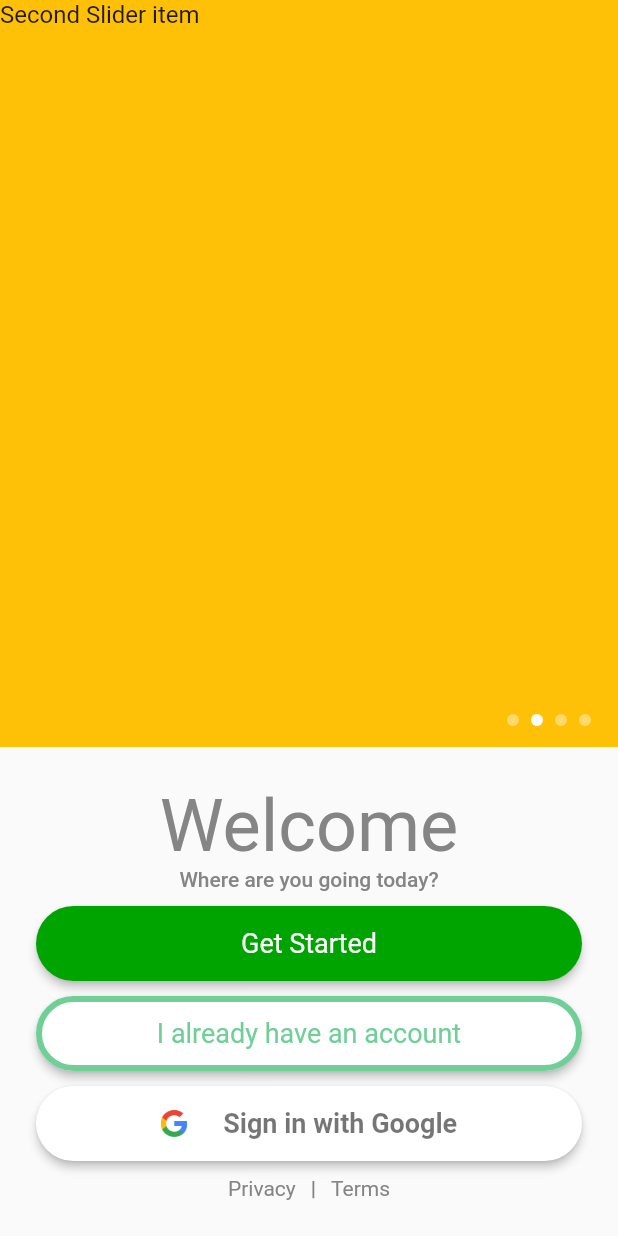
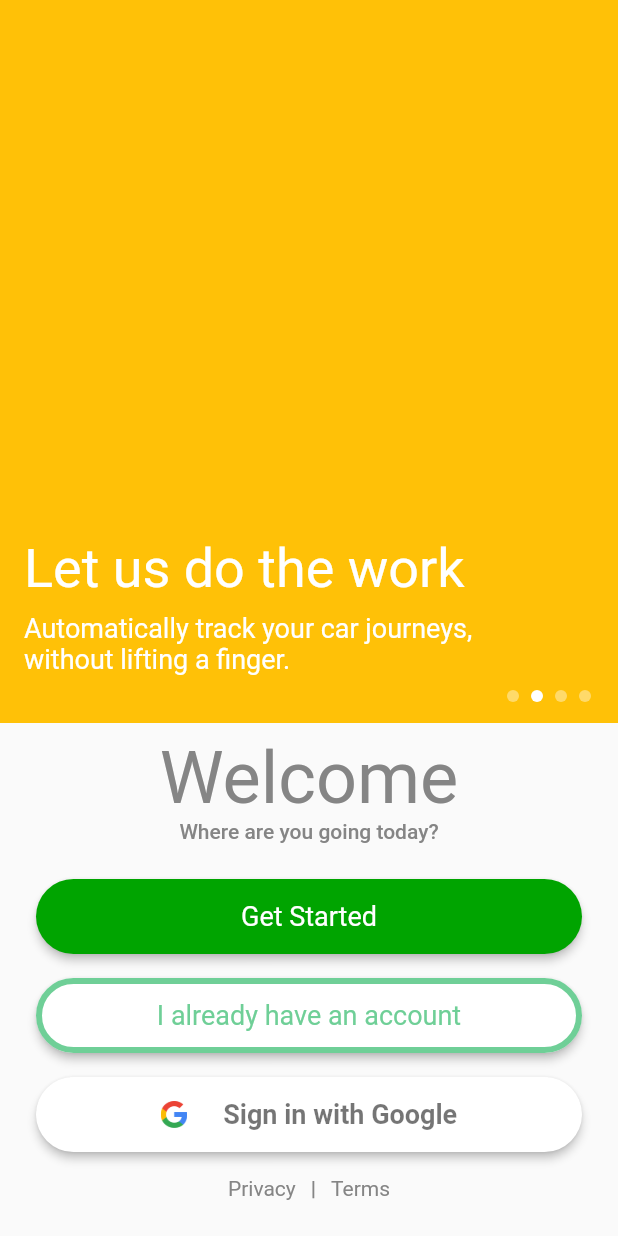
Before and after one commit to MitchFeaver/Commute2.0, a Flutter app: the screen it shows after launch, swiped to page 2, on a phone screen of 412 x 824 dp. Run offline on Flutter 3.47's test engine with Material 2 defaults, Android fonts, the phone set to English and light mode, and no system bars; drawn by our look-alikes of carousel_slider; generated files the repository leaves out were written again.

Commit message:
feat: Adding spacing values, updating slider content

```diff
--- a/commute/lib/l10n/app_en.arb
+++ b/commute/lib/l10n/app_en.arb
@@ -1,12 +1,18 @@
 {
+  "automaticallyTrackCarJourneys_Description": "Automatically track your car journeys, without lifting a finger.",
   "getStarted": "Get Started",
   "@getStarted": {
     "description": "An invitation to start an app process"
   },
   "iAlreadyHaveAnAccount": "I already have an account",
+  "letUsDoTheWork": "Let us do the work",
+  "offsetYourCarbonEmissions": "Offset your carbon emissions",
   "privacy": "Privacy",
   "terms": "Terms",
   "signInWithGoogle": "Sign in with Google",
+  "splitYourJourneyCosts": "Split your journey costs",
+  "trackAndSettleBalances_Description": "Track and settle balances in app, never discuss who owes who again.",
+  "travelCarbonNeutral_Description": "Travel carbon neutral by offsetting your emissions as you drive.",
   "welcome": "Welcome",
   "whereAreYouGoingToday_QuestionMark": "Where are you going today?"
 }
--- a/commute/lib/theme/components/custom_all.dart
+++ b/commute/lib/theme/components/custom_all.dart
@@ -1 +1,2 @@
 export 'custom_buttons.dart';
+export 'custom_spacing.dart';
--- /dev/null
+++ b/commute/lib/theme/components/custom_spacing.dart
@@ -0,0 +1,9 @@
+class CustomSpacing {
+  static const double spacing_16 = 16;
+  static const double spacing_8 = 8;
+  static const double spacing_4 = 4;
+  static const double spacing_32 = 32;
+  static const double spacing_24 = 24;
+  static const double spacing_64 = 64;
+  static const double spacing_128 = 128;
+}
--- a/commute/lib/views/authentication/welcome_page.dart
+++ b/commute/lib/views/authentication/welcome_page.dart
@@ -1,7 +1,9 @@
 import 'package:carousel_slider/carousel_slider.dart';
 import 'package:commute/components/components.dart';
+import 'package:commute/theme/components/custom_all.dart';
 import 'package:commute/theme/custom_colors.dart';
 import 'package:commute/views/main/main_page.dart';
+import 'package:flutter/cupertino.dart';
 import 'package:flutter/material.dart';
 import 'package:flutter_gen/gen_l10n/app_localizations.dart';
 
@@ -18,12 +20,6 @@ class _WelcomePageState extends State<WelcomePage> {
     side: BorderSide.none,
   );
 
-  final List<String> _carouselItems = [
-    "First Slider item",
-    "Second Slider item",
-    "Third slider item",
-    "Fourth Slider item"
-  ];
   int _currentCarouselIndex = 0;
   final ButtonStyle _privacyTermsTextButtonStyle = TextButton.styleFrom(
       backgroundColor: Colors.transparent,
@@ -35,6 +31,57 @@ class _WelcomePageState extends State<WelcomePage> {
       side: BorderSide.none,
       tapTargetSize: MaterialTapTargetSize.shrinkWrap,
       textStyle: TextStyle(color: CustomColors.defaultTextColor));
+
+  List<Widget> _getCarouselItems(context) => [
+    Container(
+      child: Image(
+        image: AssetImage("assets/images/commute_logo_full_white.png"),
+        height: 18.0,
+      ),
+      margin: EdgeInsets.only(left: CustomSpacing.spacing_32, right: CustomSpacing.spacing_32),
+    ),
+        _generateCarouselItem(
+            AppLocalizations.of(context).letUsDoTheWork,
+            AppLocalizations.of(context)
+                .automaticallyTrackCarJourneys_Description),
+        _generateCarouselItem(
+            AppLocalizations.of(context).splitYourJourneyCosts,
+            AppLocalizations.of(context).trackAndSettleBalances_Description),
+        _generateCarouselItem(
+            AppLocalizations.of(context).offsetYourCarbonEmissions,
+            AppLocalizations.of(context).travelCarbonNeutral_Description),
+      ];
+
+  Widget _generateCarouselItem(String title, String description) => Container(
+        child: Column(
+          children: [
+            Text(
+              title,
+              style: Theme.of(context).textTheme.headline2.copyWith(
+                    color: Colors.white,
+                fontSize: 36,
+
+                  ),
+            ),
+            SizedBox(height: CustomSpacing.spacing_8),
+            Container(
+              child: Text(description,
+                  style: TextStyle(
+                    color: Colors.white,
+                    fontSize: 18,
+                  )),
+              margin: EdgeInsets.only(right: CustomSpacing.spacing_64),
+            ),
+          ],
+          crossAxisAlignment: CrossAxisAlignment.start,
+          mainAxisAlignment: MainAxisAlignment.end,
+        ),
+        margin: EdgeInsets.fromLTRB(
+            CustomSpacing.spacing_16,
+            CustomSpacing.spacing_16,
+            CustomSpacing.spacing_16,
+            CustomSpacing.spacing_32),
+      );
 
   void _onButtonPressed() {
     Navigator.pushReplacement(
@@ -53,20 +100,19 @@ class _WelcomePageState extends State<WelcomePage> {
             child: Stack(
               children: [
                 CarouselSlider(
-                    items: _carouselItems.map((i) {
+                    items: _getCarouselItems(context).map((item) {
                       return Builder(
                         builder: (BuildContext context) {
                           return Container(
                               width: double.infinity,
                               decoration: BoxDecoration(color: Colors.amber),
-                              child: Text(
-                                '$i',
-                                style: TextStyle(fontSize: 16.0),
-                              ));
+                              child: item);
                         },
                       );
                     }).toList(),
                     options: CarouselOptions(
+                      autoPlay: true,
+                      autoPlayInterval: Duration(seconds: 8),
                       height: double.infinity,
                       onPageChanged: (index, reason) {
                         setState(() {
@@ -77,7 +123,8 @@ class _WelcomePageState extends State<WelcomePage> {
                     )),
                 Positioned(
                   child: Row(
-                    children: _carouselItems.asMap().entries.map((entry) {
+                    children:
+                        _getCarouselItems(context).asMap().entries.map((entry) {
                       return Container(
                         width: 8.0,
                         height: 8.0,
@@ -97,7 +144,11 @@ class _WelcomePageState extends State<WelcomePage> {
             ),
           ),
           Container(
-            padding: EdgeInsets.all(24),
+            padding: EdgeInsets.fromLTRB(
+                CustomSpacing.spacing_24,
+                CustomSpacing.spacing_8,
+                CustomSpacing.spacing_24,
+                CustomSpacing.spacing_24),
             child: Column(
               children: <Widget>[
                 Text(
@@ -109,7 +160,7 @@ class _WelcomePageState extends State<WelcomePage> {
                       .whereAreYouGoingToday_QuestionMark,
                   style: Theme.of(context).textTheme.bodyText1,
                 ),
-                SizedBox(height: 10),
+                SizedBox(height: CustomSpacing.spacing_24),
                 SizedBox(
                   child: TextButton(
                     onPressed: _onButtonPressed,
@@ -118,7 +169,7 @@ class _WelcomePageState extends State<WelcomePage> {
                   height: 50,
                   width: double.infinity,
                 ),
-                SizedBox(height: 10),
+                SizedBox(height: CustomSpacing.spacing_16),
                 SizedBox(
                   child: OutlinedButton(
                     onPressed: _onButtonPressed,
@@ -128,7 +179,7 @@ class _WelcomePageState extends State<WelcomePage> {
                   height: 50,
                   width: double.infinity,
                 ),
-                SizedBox(height: 10),
+                SizedBox(height: CustomSpacing.spacing_16),
                 SizedBox(
                   child: OutlinedButton(
                     onPressed: _onButtonPressed,
@@ -160,7 +211,7 @@ class _WelcomePageState extends State<WelcomePage> {
                   height: 50,
                   width: double.infinity,
                 ),
-                SizedBox(height: 10),
+                SizedBox(height: CustomSpacing.spacing_16),
                 Row(
                   children: [
                     TextButton(
--- a/commute/pubspec.yaml
+++ b/commute/pubspec.yaml
@@ -55,6 +55,7 @@ flutter:
   #   - images/a_dot_ham.jpeg
   assets:
     - assets/images/google_logo.png
+    - assets/images/commute_logo_full_white.png
 
   # An image asset can refer to one or more resolution-specific "variants", see
   # https://flutter.dev/assets-and-images/#resolution-aware.
```
Also changed, not shown: commute/assets/images/commute_logo_full_white.png (added).
